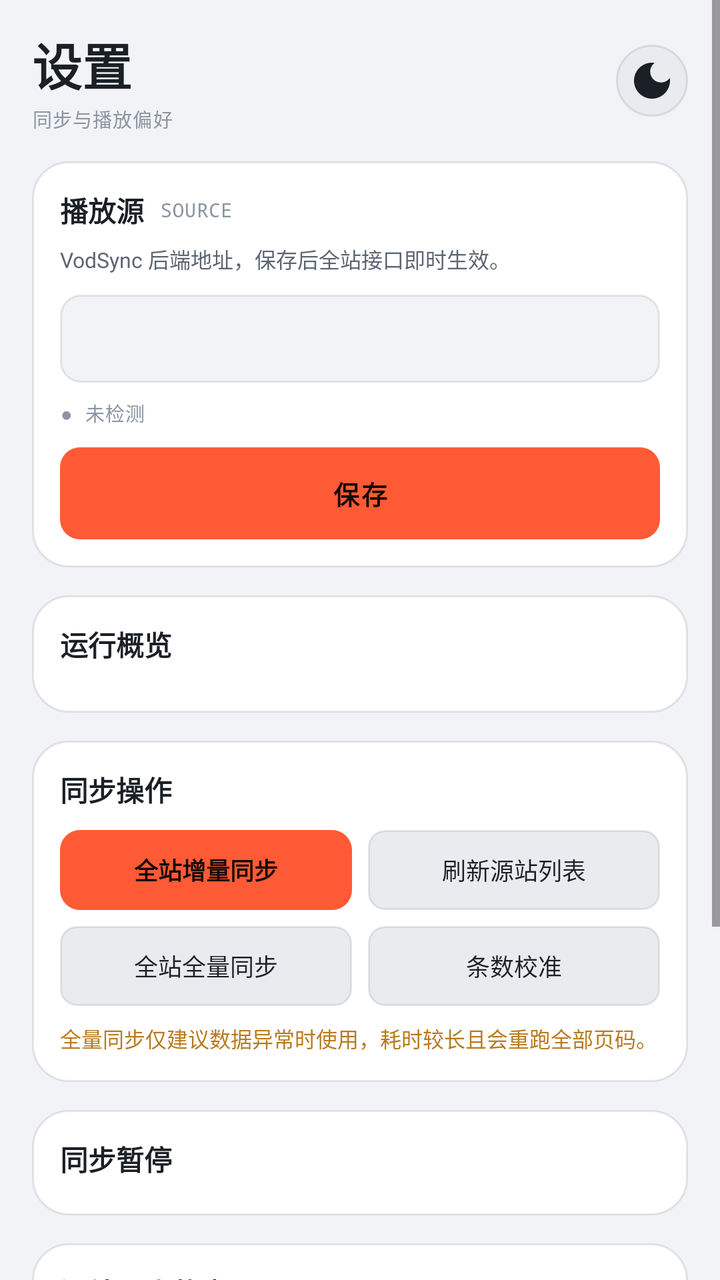
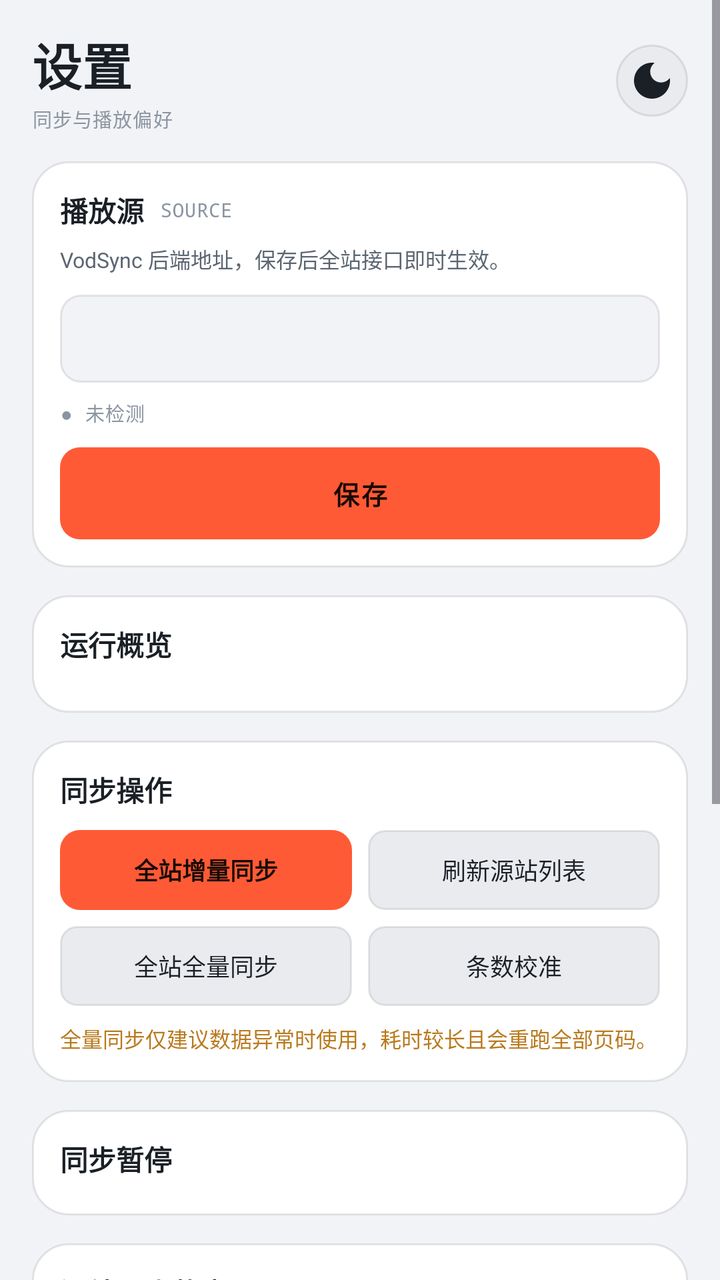

Two renders of the same Android screen: before a commit and after it. Below are the layout's source before the change and the commit's diff.
<!-- AndroidManifest.xml: application theme Theme.LateShow -->
<!-- res/layout/fragment_settings.xml -->
<?xml version="1.0" encoding="utf-8"?>
<ScrollView xmlns:android="http://schemas.android.com/apk/res/android"
    android:layout_width="match_parent"
    android:layout_height="match_parent"
    android:fillViewport="true">

    <LinearLayout
        android:layout_width="match_parent"
        android:layout_height="wrap_content"
        android:orientation="vertical"
        android:paddingLeft="16dp"
        android:paddingRight="16dp"
        android:paddingBottom="24dp">

        
        <LinearLayout
            android:layout_width="match_parent"
            android:layout_height="wrap_content"
            android:orientation="horizontal"
            android:gravity="center_vertical"
            android:paddingTop="14dp">

            <LinearLayout
                android:layout_width="0dp"
                android:layout_height="wrap_content"
                android:layout_weight="1"
                android:orientation="vertical">

                <TextView
                    android:layout_width="wrap_content"
                    android:layout_height="wrap_content"
                    android:text="设置"
                    android:textSize="25sp"
                    android:textStyle="bold"
                    android:textColor="@color/t1" />

                <TextView
                    style="@style/MetaLabel"
                    android:layout_width="wrap_content"
                    android:layout_height="wrap_content"
                    android:layout_marginTop="2dp"
                    android:text="同步与播放偏好" />
            </LinearLayout>

            <ImageButton
                android:id="@+id/btnTheme"
                android:layout_width="36dp"
                android:layout_height="36dp"
                android:background="@drawable/bg_circle"
                android:src="@drawable/ic_theme"
                android:contentDescription="主题" />
        </LinearLayout>

        
        <LinearLayout
            style="@style/SettingsCard"
            android:orientation="vertical">

            <LinearLayout
                android:layout_width="match_parent"
                android:layout_height="wrap_content"
                android:orientation="horizontal"
                android:gravity="center_vertical">

                <TextView style="@style/SectionTitle" android:layout_width="wrap_content" android:layout_height="wrap_content" android:text="播放源" />

                <TextView
                    style="@style/MetaLabel"
                    android:layout_width="wrap_content"
                    android:layout_height="wrap_content"
                    android:layout_marginLeft="8dp"
                    android:text="SOURCE" />
            </LinearLayout>

            <TextView
                android:layout_width="match_parent"
                android:layout_height="wrap_content"
                android:layout_marginTop="6dp"
                android:text="VodSync 后端地址，保存后全站接口即时生效。"
                android:textSize="10.5sp"
                android:textColor="@color/t2"
                android:lineSpacingMultiplier="1.6" />

            <EditText
                android:id="@+id/inputBaseUrl"
                android:layout_width="match_parent"
                android:layout_height="44dp"
                android:layout_marginTop="10dp"
                android:paddingLeft="12dp"
                android:paddingRight="12dp"
                android:background="@drawable/bg_field"
                android:textSize="12sp"
                android:textColor="@color/t1"
                android:inputType="textUri"
                android:maxLines="1" />

            <TextView
                android:id="@+id/srcStatus"
                style="@style/MetaLabel"
                android:layout_width="match_parent"
                android:layout_height="wrap_content"
                android:layout_marginTop="8dp"
                android:text="● 未检测" />

            <TextView
                android:id="@+id/btnSave"
                android:layout_width="match_parent"
                android:layout_height="46dp"
                android:layout_marginTop="10dp"
                android:gravity="center"
                android:background="@drawable/bg_btn_main"
                android:text="保存"
                android:textSize="13sp"
                android:textStyle="bold"
                android:textColor="@color/accInk"
                android:letterSpacing="0.08" />
        </LinearLayout>

        
        <LinearLayout
            style="@style/SettingsCard"
            android:orientation="vertical">

            <TextView style="@style/SectionTitle" android:layout_width="wrap_content" android:layout_height="wrap_content" android:text="运行概览" />

            <LinearLayout
                android:id="@+id/statsGrid"
                android:layout_width="match_parent"
                android:layout_height="wrap_content"
                android:layout_marginTop="10dp"
                android:orientation="vertical" />
        </LinearLayout>

        
        <LinearLayout
            style="@style/SettingsCard"
            android:orientation="vertical">

            <TextView style="@style/SectionTitle" android:layout_width="wrap_content" android:layout_height="wrap_content" android:text="同步操作" />

            <LinearLayout
                android:layout_width="match_parent"
                android:layout_height="wrap_content"
                android:layout_marginTop="10dp"
                android:orientation="horizontal">

                <TextView
                    android:id="@+id/btnSyncAll"
                    android:layout_width="0dp" android:layout_weight="1" android:layout_height="40dp"
                    android:gravity="center"
                    android:background="@drawable/bg_btn_main"
                    android:text="全站增量同步"
                    android:textSize="12sp"
                    android:textStyle="bold"
                    android:textColor="@color/accInk" />

                <TextView
                    android:id="@+id/btnRefresh"
                    style="@style/OpBtn" android:text="刷新源站列表" android:layout_marginLeft="8dp" />
            </LinearLayout>

            <LinearLayout
                android:layout_width="match_parent"
                android:layout_height="wrap_content"
                android:layout_marginTop="8dp"
                android:orientation="horizontal">

                <TextView
                    android:id="@+id/btnFullSync"
                    style="@style/OpBtn" android:text="全站全量同步" />

                <TextView
                    android:id="@+id/btnRecount"
                    style="@style/OpBtn" android:text="条数校准" android:layout_marginLeft="8dp" />
            </LinearLayout>

            <TextView
                android:layout_width="match_parent"
                android:layout_height="wrap_content"
                android:layout_marginTop="8dp"
                android:text="全量同步仅建议数据异常时使用，耗时较长且会重跑全部页码。"
                android:textSize="10.5sp"
                android:textColor="@color/warn"
                android:lineSpacingMultiplier="1.6" />
        </LinearLayout>

        
        <LinearLayout
            style="@style/SettingsCard"
            android:orientation="vertical">

            <TextView style="@style/SectionTitle" android:layout_width="wrap_content" android:layout_height="wrap_content" android:text="同步暂停" />

            <TextView
                android:id="@+id/pauseWarn"
                android:layout_width="match_parent"
                android:layout_height="wrap_content"
                android:layout_marginTop="8dp"
                android:padding="10dp"
                android:background="@color/warnSoft"
                android:textSize="10.5sp"
                android:textColor="@color/warn"
                android:lineSpacingMultiplier="1.6"
                android:visibility="gone" />

            <LinearLayout
                android:id="@+id/pauseRows"
                android:layout_width="match_parent"
                android:layout_height="wrap_content"
                android:layout_marginTop="4dp"
                android:orientation="vertical" />
        </LinearLayout>

        
        <LinearLayout
            style="@style/SettingsCard"
            android:orientation="vertical">

            <LinearLayout
                android:layout_width="match_parent"
                android:layout_height="wrap_content"
                android:orientation="horizontal">

                <TextView style="@style/SectionTitle" android:layout_width="0dp" android:layout_weight="1" android:layout_height="wrap_content" android:text="源站同步状态" />

                <TextView
                    android:id="@+id/autoCount"
                    style="@style/MetaLabel"
                    android:layout_width="wrap_content"
                    android:layout_height="wrap_content"
                    android:text="自动同步 --/--" />
            </LinearLayout>

            
            <LinearLayout
                android:layout_width="match_parent"
                android:layout_height="wrap_content"
                android:layout_marginTop="8dp"
                android:orientation="horizontal"
                android:gravity="center_vertical">

                <CheckBox
                    android:id="@+id/chkAll"
                    android:layout_width="wrap_content"
                    android:layout_height="wrap_content"
                    android:text="全选"
                    android:textSize="11sp"
                    android:textColor="@color/t2" />

                <Space android:layout_width="0dp" android:layout_height="1dp" android:layout_weight="1" />

                <TextView android:id="@+id/btnAllOn" style="@style/Smbtn" android:text="全部开启" />
                <TextView android:id="@+id/btnAllOff" style="@style/Smbtn" android:layout_marginLeft="6dp" android:text="全部暂停" />
            </LinearLayout>

            <LinearLayout
                android:layout_width="match_parent"
                android:layout_height="wrap_content"
                android:layout_marginTop="6dp"
                android:orientation="horizontal"
                android:gravity="center_vertical">

                <TextView
                    android:id="@+id/selCount"
                    style="@style/MetaLabel"
                    android:layout_width="0dp"
                    android:layout_weight="1"
                    android:layout_height="wrap_content"
                    android:text="未选择源站" />

                <TextView android:id="@+id/btnSelOn" style="@style/Smbtn" android:text="开启所选" />
                <TextView android:id="@+id/btnSelOff" style="@style/Smbtn" android:layout_marginLeft="6dp" android:text="暂停所选" />
            </LinearLayout>

            <androidx.recyclerview.widget.RecyclerView
                android:id="@+id/srcList"
                android:layout_width="match_parent"
                android:layout_height="wrap_content"
                android:nestedScrollingEnabled="false"
                android:layout_marginTop="4dp" />
        </LinearLayout>

        
        <LinearLayout
            style="@style/SettingsCard"
            android:orientation="vertical">

            <TextView style="@style/SectionTitle" android:layout_width="wrap_content" android:layout_height="wrap_content" android:text="最近同步日志" />

            <androidx.recyclerview.widget.RecyclerView
                android:id="@+id/logList"
                android:layout_width="match_parent"
                android:layout_height="wrap_content"
                android:nestedScrollingEnabled="false"
                android:layout_marginTop="6dp" />
        </LinearLayout>

        <TextView
            style="@style/MetaLabel"
            android:layout_width="match_parent"
            android:layout_height="wrap_content"
            android:gravity="center"
            android:layout_marginTop="16dp"
            android:text="夜场 LATE SHOW · 1.4.0 (2026.10)" />
    </LinearLayout>
</ScrollView>
<!-- resources referenced by this layout -->
<resources>
  <color name="accInk">#170A05</color>
  <color name="t1">#1B2026</color>
  <color name="t2">#5C6672</color>
  <color name="warn">#B97A1E</color>
  <color name="warnSoft">#1AE8A33D</color>
  <!-- drawable bg_btn_main (drawable) -->
  <?xml version="1.0" encoding="utf-8"?>
  <shape xmlns:android="http://schemas.android.com/apk/res/android" android:shape="rectangle">
      <solid android:color="@color/acc" />
      <corners android:radius="10dp" />
  </shape>
  <!-- drawable bg_circle (drawable) -->
  <?xml version="1.0" encoding="utf-8"?>
  <shape xmlns:android="http://schemas.android.com/apk/res/android" android:shape="oval">
      <solid android:color="@color/ink700" />
      <stroke android:width="1dp" android:color="@color/line" />
  </shape>
  <!-- drawable bg_field (drawable) -->
  <?xml version="1.0" encoding="utf-8"?>
  <shape xmlns:android="http://schemas.android.com/apk/res/android" android:shape="rectangle">
      <solid android:color="@color/ink900" />
      <stroke android:width="1dp" android:color="@color/line" />
      <corners android:radius="10dp" />
  </shape>
  <style name="MetaLabel" parent="Mono">
          <item name="android:textSize">9.5sp</item>
          <item name="android:textColor">@color/t3</item>
          <item name="android:textAllCaps">true</item>
      </style>
  <style name="OpBtn">
          <item name="android:layout_width">0dp</item>
          <item name="android:layout_weight">1</item>
          <item name="android:layout_height">40dp</item>
          <item name="android:gravity">center</item>
          <item name="android:background">@drawable/bg_smbtn</item>
          <item name="android:textSize">12sp</item>
          <item name="android:textColor">@color/t1</item>
      </style>
  <style name="SectionTitle">
          <item name="android:layout_width">wrap_content</item>
          <item name="android:layout_height">wrap_content</item>
          <item name="android:textSize">14sp</item>
          <item name="android:textStyle">bold</item>
          <item name="android:textColor">@color/t1</item>
      </style>
  <style name="SettingsCard">
          <item name="android:layout_width">match_parent</item>
          <item name="android:layout_height">wrap_content</item>
          <item name="android:layout_marginTop">14dp</item>
          <item name="android:padding">14dp</item>
          <item name="android:background">@drawable/bg_card_lg</item>
          <item name="android:orientation">vertical</item>
      </style>
  <style name="Smbtn">
          <item name="android:layout_width">wrap_content</item>
          <item name="android:layout_height">25dp</item>
          <item name="android:paddingLeft">9dp</item>
          <item name="android:paddingRight">9dp</item>
          <item name="android:gravity">center</item>
          <item name="android:textSize">10.5sp</item>
          <item name="android:textColor">@color/t2</item>
          <item name="android:background">@drawable/bg_smbtn</item>
      </style>
  <color name="acc">#FF5A36</color>
  <color name="ink700">#E9EBEF</color>
  <color name="line">#1A12181F</color>
  <color name="ink900">#F2F3F6</color>
  <style name="Mono">
          <item name="android:fontFamily">monospace</item>
          <item name="android:fontFeatureSettings">tnum</item>
          <item name="android:letterSpacing">0.04</item>
      </style>
  <color name="t3">#8B95A1</color>
  <!-- drawable bg_smbtn (drawable) -->
  <?xml version="1.0" encoding="utf-8"?>
  <shape xmlns:android="http://schemas.android.com/apk/res/android" android:shape="rectangle">
      <solid android:color="@color/ink700" />
      <stroke android:width="1dp" android:color="@color/line" />
      <corners android:radius="8dp" />
  </shape>
  <!-- drawable bg_card_lg (drawable) -->
  <?xml version="1.0" encoding="utf-8"?>
  <shape xmlns:android="http://schemas.android.com/apk/res/android" android:shape="rectangle">
      <solid android:color="@color/ink800" />
      <stroke android:width="1dp" android:color="@color/line" />
      <corners android:radius="18dp" />
  </shape>
  <color name="ink800">#FFFFFF</color>
  <!-- unchanged entries left out for length: 2 -->
</resources>

<!-- the commit's change to res/layout/fragment_settings.xml (unified diff, before → after) -->
@@ -295,12 +295,69 @@
                 android:layout_marginTop="6dp" />
         </LinearLayout>
 
+        
+        <LinearLayout
+            style="@style/SettingsCard"
+            android:orientation="vertical">
+
+            <LinearLayout
+                android:layout_width="match_parent"
+                android:layout_height="wrap_content"
+                android:orientation="horizontal"
+                android:gravity="center_vertical">
+
+                <TextView style="@style/SectionTitle" android:layout_width="0dp" android:layout_weight="1" android:layout_height="wrap_content" android:text="应用更新" />
+
+                <TextView
+                    android:id="@+id/tvVersion"
+                    style="@style/MetaLabel"
+                    android:layout_width="wrap_content"
+                    android:layout_height="wrap_content"
+                    android:text="v--" />
+            </LinearLayout>
+
+            <TextView
+                android:id="@+id/tvUpdateHint"
+                android:layout_width="match_parent"
+                android:layout_height="wrap_content"
+                android:layout_marginTop="6dp"
+                android:text="读取 GitHub Release 最新版本，可直接下载安装。"
+                android:textSize="10.5sp"
+                android:textColor="@color/t2"
+                android:lineSpacingMultiplier="1.6" />
+
+            <LinearLayout
+                android:layout_width="match_parent"
+                android:layout_height="wrap_content"
+                android:layout_marginTop="10dp"
+                android:orientation="horizontal">
+
+                <TextView
+                    android:id="@+id/btnCheckUpdate"
+                    android:layout_width="0dp"
+                    android:layout_weight="1"
+                    android:layout_height="40dp"
+                    android:gravity="center"
+                    android:background="@drawable/bg_btn_main"
+                    android:text="检查更新"
+                    android:textSize="12sp"
+                    android:textStyle="bold"
+                    android:textColor="@color/accInk" />
+
+                <TextView
+                    android:id="@+id/btnReleasePage"
+                    style="@style/OpBtn"
+                    android:layout_marginLeft="8dp"
+                    android:text="发布历史" />
+            </LinearLayout>
+        </LinearLayout>
+
         <TextView
             style="@style/MetaLabel"
             android:layout_width="match_parent"
             android:layout_height="wrap_content"
             android:gravity="center"
             android:layout_marginTop="16dp"
-            android:text="夜场 LATE SHOW · 1.4.0 (2026.10)" />
+            android:text="夜场 LATE SHOW · 开源影视聚合客户端" />
     </LinearLayout>
 </ScrollView>
